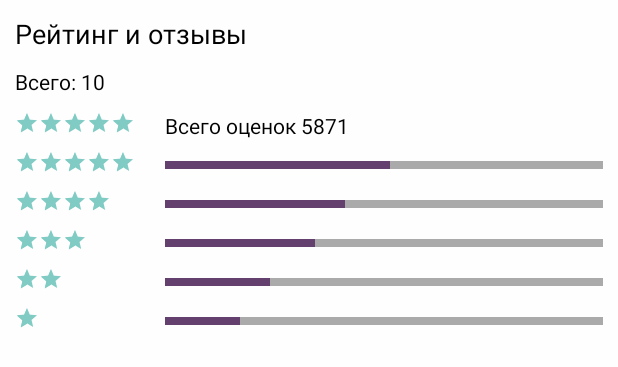
After one commit to ivanmarkov97/SmartAs_v.0.2, an Android app: the layout profile_v2_rating_layout.xml on its own in the app's theme, with its tools: preview values and no code run, on a phone screen of 412 x 824 dp. The commit adds this screen. Shown: the top 367 px of the screen. Run offline under Robolectric (Android 15) with nearby library versions, the phone set to English and light mode, and no system bars.

Commit message:
started profile

```diff
--- a/app/build.gradle
+++ b/app/build.gradle
@@ -24,8 +24,8 @@ dependencies {
     androidTestCompile('com.android.support.test.espresso:espresso-core:2.2.2', {
         exclude group: 'com.android.support', module: 'support-annotations'
     })
-    compile 'com.android.support:appcompat-v7:25.1.1'
-    compile 'com.android.support:design:25.0.0'
+    compile 'com.android.support:appcompat-v7:25.3.1'
+    compile 'com.android.support:design:25.3.1'
     testCompile 'junit:junit:4.12'
     compile 'com.android.support:support-v4:25.3.1'
     compile 'com.android.support:recyclerview-v7:25.3.1'
@@ -39,4 +39,5 @@ dependencies {
     compile 'com.mindorks:paracamera:0.2.2'
     compile 'com.squareup.picasso:picasso:2.5.2'
     compile 'com.github.chrisbanes:PhotoView:1.2.6'
+    compile 'com.github.whinc:ratingbar:1.1.1'
 }
--- a/app/src/main/res/drawable/border_background.xml
+++ b/app/src/main/res/drawable/border_background.xml
@@ -2,9 +2,9 @@
 <selector xmlns:android="http://schemas.android.com/apk/res/android">
 <item>
     <shape android:shape="rectangle">
-        <stroke android:color="@android:color/black" android:width="1dp">
+    <stroke android:color="@android:color/black" android:width="1dp">
 
-        </stroke>
-    </shape>
+    </stroke>
+</shape>
 </item>
 </selector>
--- /dev/null
+++ b/app/src/main/res/layout/profile_v2_rating_layout.xml
@@ -0,0 +1,211 @@
+<?xml version="1.0" encoding="utf-8"?>
+<RelativeLayout
+    xmlns:android="http://schemas.android.com/apk/res/android"
+    android:layout_width="match_parent"
+    android:layout_height="match_parent"
+    android:background="@color/colorBackgroundDefault">
+
+    <TextView
+        android:id="@+id/rating_layout_header"
+        android:layout_width="wrap_content"
+        android:layout_height="wrap_content"
+        android:text="Рейтинг и отзывы"
+        android:textColor="@android:color/black"
+        android:textSize="18sp"
+        android:layout_margin="10dp"/>
+
+    <TextView
+        android:id="@+id/rating_layout_total"
+        android:layout_width="wrap_content"
+        android:layout_height="wrap_content"
+        android:text="Всего: 10"
+        android:textColor="@android:color/black"
+        android:textSize="14sp"
+        android:layout_below="@+id/rating_layout_header"
+        android:layout_marginLeft="10dp"
+        android:layout_marginBottom="10dp"/>
+
+    <RatingBar
+        android:id="@+id/rating_layout_rating"
+        android:layout_width="wrap_content"
+        android:layout_height="wrap_content"
+        android:layout_below="@+id/rating_layout_total"
+        style="@style/Widget.AppCompat.RatingBar.Small"
+        android:rating="5"
+        android:stepSize="1"
+        android:layout_marginLeft="10dp"
+        android:layout_marginBottom="10dp"
+        android:numStars="5" />
+
+    <RatingBar
+        android:id="@+id/rating_layout_rating_5"
+        android:layout_width="wrap_content"
+        android:layout_height="wrap_content"
+        android:layout_below="@+id/rating_layout_rating"
+        style="@style/Widget.AppCompat.RatingBar.Small"
+        android:rating="5"
+        android:stepSize="1"
+        android:layout_marginLeft="10dp"
+        android:layout_marginBottom="10dp"
+        android:numStars="5" />
+
+    <RatingBar
+        android:id="@+id/rating_layout_rating_4"
+        android:layout_width="wrap_content"
+        android:layout_height="wrap_content"
+        android:layout_below="@+id/rating_layout_rating_5"
+        style="@style/Widget.AppCompat.RatingBar.Small"
+        android:rating="4"
+        android:stepSize="1"
+        android:layout_marginLeft="10dp"
+        android:layout_marginBottom="10dp"
+        android:numStars="5" />
+
+    <RatingBar
+        android:id="@+id/rating_layout_rating_3"
+        android:layout_width="wrap_content"
+        android:layout_height="wrap_content"
+        android:layout_below="@+id/rating_layout_rating_4"
+        style="@style/Widget.AppCompat.RatingBar.Small"
+        android:rating="3"
+        android:stepSize="1"
+        android:layout_marginLeft="10dp"
+        android:layout_marginBottom="10dp"
+        android:numStars="5" />
+
+    <RatingBar
+        android:id="@+id/rating_layout_rating_2"
+        android:layout_width="wrap_content"
+        android:layout_height="wrap_content"
+        android:layout_below="@+id/rating_layout_rating_3"
+        style="@style/Widget.AppCompat.RatingBar.Small"
+        android:rating="2"
+        android:stepSize="1"
+        android:layout_marginLeft="10dp"
+        android:layout_marginBottom="10dp"
+        android:numStars="5" />
+
+    <RatingBar
+        android:id="@+id/rating_layout_rating_1"
+        android:layout_width="wrap_content"
+        android:layout_height="wrap_content"
+        android:layout_below="@+id/rating_layout_rating_2"
+        style="@style/Widget.AppCompat.RatingBar.Small"
+        android:rating="1"
+        android:stepSize="1"
+        android:layout_marginLeft="10dp"
+        android:layout_marginBottom="10dp"
+        android:numStars="5" />
+
+    <TextView
+        android:id="@+id/rating_layout_num_marks"
+        android:layout_width="wrap_content"
+        android:layout_height="wrap_content"
+        android:layout_alignTop="@+id/rating_layout_rating"
+        android:layout_toEndOf="@+id/rating_layout_rating"
+        android:layout_marginLeft="20dp"
+        android:text="Всего оценок 5871"
+        android:textColor="@android:color/black"
+        android:textSize="14sp"/>
+
+    <LinearLayout
+        android:id="@+id/rating_layout_progress_5"
+        android:layout_width="match_parent"
+        android:layout_height="5dp"
+        android:orientation="horizontal"
+        android:layout_below="@+id/rating_layout_rating"
+        android:layout_alignStart="@+id/rating_layout_num_marks"
+        android:layout_marginEnd="10dp"
+        android:layout_marginTop="7dp"
+        android:background="@android:color/darker_gray">
+
+        <LinearLayout
+            android:layout_width="150dp"
+            android:layout_height="5dp"
+            android:orientation="horizontal"
+            android:background="@color/colorAccent">
+        </LinearLayout>
+
+    </LinearLayout>
+
+    <LinearLayout
+        android:id="@+id/rating_layout_progress_4"
+        android:layout_width="match_parent"
+        android:layout_height="5dp"
+        android:orientation="horizontal"
+        android:layout_below="@+id/rating_layout_rating_5"
+        android:layout_alignStart="@+id/rating_layout_num_marks"
+        android:layout_marginEnd="10dp"
+        android:layout_marginTop="7dp"
+        android:background="@android:color/darker_gray">
+
+        <LinearLayout
+            android:layout_width="120dp"
+            android:layout_height="5dp"
+            android:orientation="horizontal"
+            android:background="@color/colorAccent">
+        </LinearLayout>
+
+    </LinearLayout>
+
+    <LinearLayout
+        android:id="@+id/rating_layout_progress_3"
+        android:layout_width="match_parent"
+        android:layout_height="5dp"
+        android:orientation="horizontal"
+        android:layout_below="@+id/rating_layout_rating_4"
+        android:layout_alignStart="@+id/rating_layout_num_marks"
+        android:layout_marginEnd="10dp"
+        android:layout_marginTop="7dp"
+        android:background="@android:color/darker_gray">
+
+        <LinearLayout
+            android:layout_width="100dp"
+            android:layout_height="5dp"
+            android:orientation="horizontal"
+            android:background="@color/colorAccent">
+        </LinearLayout>
+
+    </LinearLayout>
+
+    <LinearLayout
+        android:id="@+id/rating_layout_progress_2"
+        android:layout_width="match_parent"
+        android:layout_height="5dp"
+        android:orientation="horizontal"
+        android:layout_below="@+id/rating_layout_rating_3"
+        android:layout_alignStart="@+id/rating_layout_num_marks"
+        android:layout_marginEnd="10dp"
+        android:layout_marginTop="7dp"
+        android:background="@android:color/darker_gray">
+
+        <LinearLayout
+            android:layout_width="70dp"
+            android:layout_height="5dp"
+            android:orientation="horizontal"
+            android:background="@color/colorAccent">
+        </LinearLayout>
+
+    </LinearLayout>
+
+    <LinearLayout
+        android:id="@+id/rating_layout_progress_1"
+        android:layout_width="match_parent"
+        android:layout_height="5dp"
+        android:orientation="horizontal"
+        android:layout_below="@+id/rating_layout_rating_2"
+        android:layout_alignStart="@+id/rating_layout_num_marks"
+        android:layout_marginEnd="10dp"
+        android:layout_marginTop="7dp"
+        android:background="@android:color/darker_gray">
+
+        <LinearLayout
+            android:layout_width="50dp"
+            android:layout_height="5dp"
+            android:orientation="horizontal"
+            android:background="@color/colorAccent">
+        </LinearLayout>
+
+    </LinearLayout>
+
+</RelativeLayout>
```
Also changed, not shown: app/src/main/res/drawable/background_accent_btn.xml (added, +8 -0 lines), app/src/main/res/drawable/background_oval.xml (added, +9 -0 lines), app/src/main/res/drawable/background_round_corners.xml (added, +15 -0 lines), app/src/main/res/layout/order_item.xml (+4 -3 lines), app/src/main/res/layout/profile_v2_layout.xml (added, +116 -0 lines).
